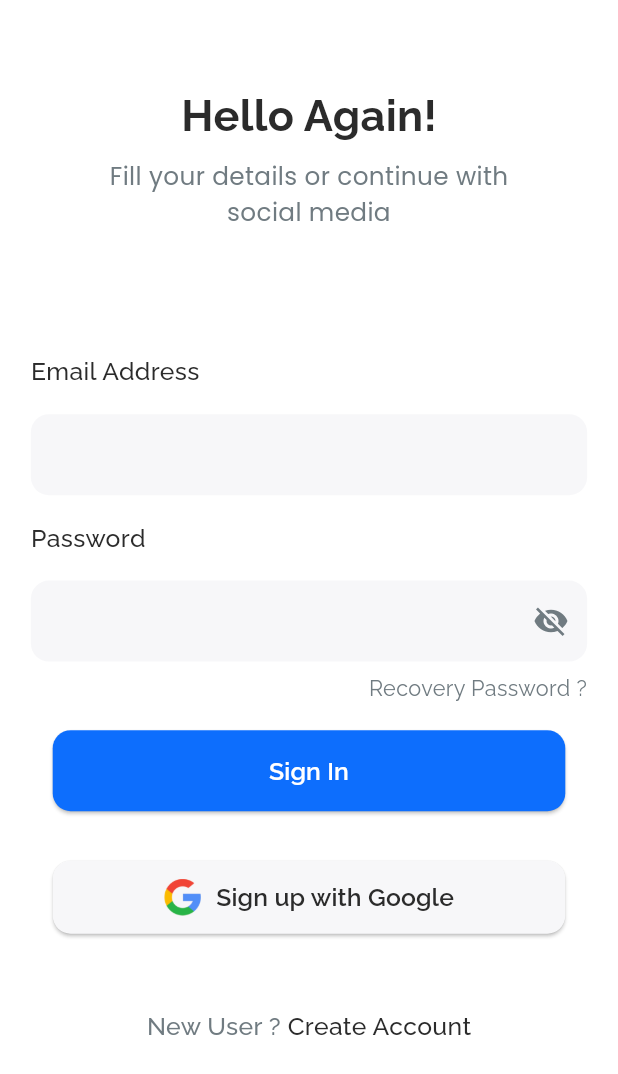
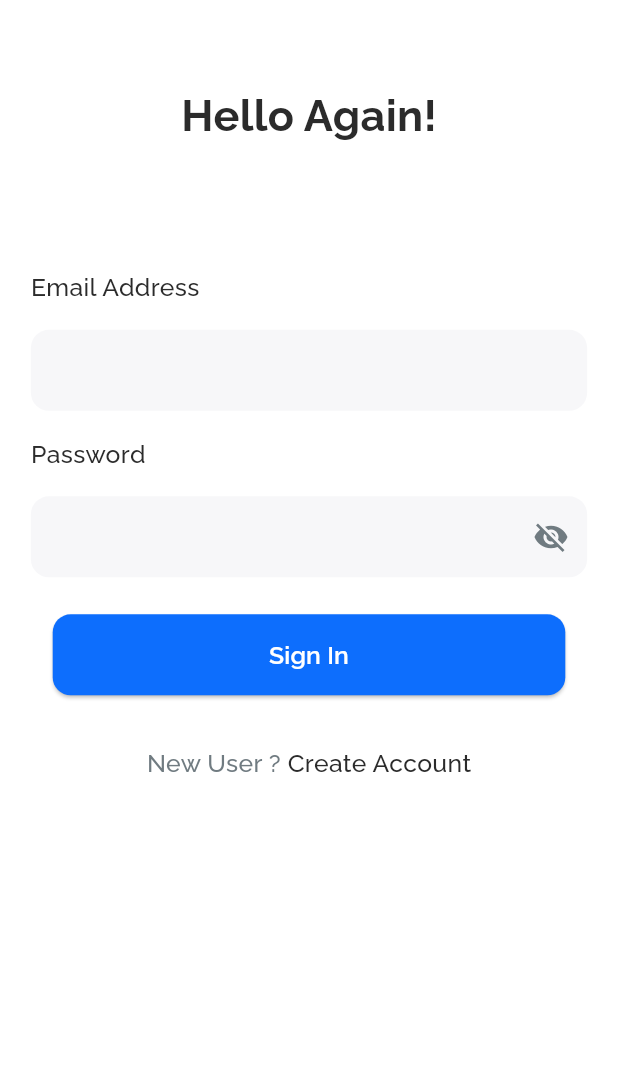
Before and after one commit to Saravanan1699/maseryshop, a Flutter app: the SignUp screen opened directly, after a tap on the "arrow back ios new" icon, on a phone screen of 412 x 824 dp. Shown: the top 1074 px of the screen. Run offline on Flutter 3.47's test engine with Material 3 defaults, Android fonts, the light colour scheme and no system bars; our stand-ins replace connectivity_plus, dots_indicator, google_fonts, loading_animation_widget, pdf, shared_preferences; accounts and stored records are empty.

Commit message:
main dart

```diff
--- a/lib/Authentication/Sign_up.dart
+++ b/lib/Authentication/Sign_up.dart
@@ -130,21 +130,6 @@ class _SignUpState extends State<SignUp> {
                       fontWeight: FontWeight.w700,
                       color: Color(0xFF2B2B2B),
                     ),
-                  ),
-                ],
-              ),
-              SizedBox(height: screenHeight * 0.01),
-              Row(
-                mainAxisAlignment: MainAxisAlignment.center,
-                children: [
-                  Text(
-                    'Fill your details or continue with\nsocial media',
-                    style: GoogleFonts.poppins(
-                      fontSize: screenWidth * 0.04,
-                      fontWeight: FontWeight.w400,
-                      color: Color(0xFF707B81),
-                    ),
-                    textAlign: TextAlign.center,
                   ),
                 ],
               ),
@@ -376,38 +361,6 @@ class _SignUpState extends State<SignUp> {
                 ),
               ),
               SizedBox(height: screenHeight * 0.04),
-              ElevatedButton(
-                onPressed: () {},
-                style: ElevatedButton.styleFrom(
-                  backgroundColor: Color(0xFFF7F7F9),
-                  padding: EdgeInsets.symmetric(
-                    vertical: 15,
-                    horizontal: screenWidth * 0.15,
-                  ),
-                  shape: RoundedRectangleBorder(
-                    borderRadius: BorderRadius.circular(12.0),
-                  ),
-                ),
-                child: Row(
-                  mainAxisSize: MainAxisSize.min,
-                  children: [
-                    Image.asset(
-                      'assets/Google.png',
-                      height: screenHeight * 0.03,
-                    ),
-                    SizedBox(width: 10),
-                    Text(
-                      'Sign up with Google',
-                      style: GoogleFonts.raleway(
-                        fontSize: screenWidth * 0.04,
-                        fontWeight: FontWeight.w600,
-                        color: Color(0xFF2B2B2B),
-                      ),
-                    ),
-                  ],
-                ),
-              ),
-              SizedBox(height: screenHeight * 0.04),
               Row(
                 mainAxisAlignment: MainAxisAlignment.center,
                 children: [
--- a/lib/Authentication/Sing-in.dart
+++ b/lib/Authentication/Sing-in.dart
@@ -175,22 +175,6 @@ class _SigninState extends State<Signin> {
                   ),
                 ],
               ),
-              SizedBox(height: screenHeight * 0.01), // Responsive height
-              Row(
-                mainAxisAlignment: MainAxisAlignment.center,
-                children: [
-                  Text(
-                    'Fill your details or continue with\nsocial media',
-                    style: GoogleFonts.poppins(
-                      // Using Google Fonts
-                      fontSize: screenWidth * 0.04, // Responsive font size
-                      fontWeight: FontWeight.w400,
-                      color: Color(0xFF707B81),
-                    ),
-                    textAlign: TextAlign.center, // Align the text to the center
-                  ),
-                ],
-              ),
               SizedBox(height: screenHeight * 0.1), // Responsive height
               Row(
                 children: [
@@ -293,24 +277,6 @@ class _SigninState extends State<Signin> {
                 },
               ),
               SizedBox(height: screenHeight * 0.01),
-              Align(
-                alignment: Alignment.centerRight,
-                child: GestureDetector(
-                  onTap: () {
-                    // Navigator.push(context, MaterialPageRoute(builder: (context) => ForgotPassword()));
-                  },
-                  child: Text(
-                    'Recovery Password ?',
-                    style: GoogleFonts.raleway(
-                      // Using Google Fonts
-                      fontSize: screenWidth * 0.035, // Responsive font size
-                      fontWeight: FontWeight.w400,
-                      color: Color(0xFF707B81),
-                    ),
-                    textAlign: TextAlign.center, // Align the text to the center
-                  ),
-                ),
-              ),
               SizedBox(height: screenHeight * 0.02),
               ElevatedButton(
                 onPressed: () {
@@ -341,41 +307,6 @@ class _SigninState extends State<Signin> {
                 ),
               ),
               SizedBox(height: screenHeight * 0.04),
-              ElevatedButton(
-                onPressed: () {
-                  // Add your Google sign-in logic here
-                },
-                style: ElevatedButton.styleFrom(
-                  backgroundColor: Color(0xFFF7F7F9), // Button background color
-                  padding: EdgeInsets.symmetric(
-                    vertical: 12,
-                    horizontal: screenWidth * 0.18,
-                  ),
-                  shape: RoundedRectangleBorder(
-                    borderRadius: BorderRadius.circular(
-                        12.0), // Curved border with 12.0 radius
-                  ),
-                ),
-                child: Row(
-                  mainAxisSize: MainAxisSize.min,
-                  children: [
-                    Image.asset(
-                      'assets/Google.png', // Path to your Google logo asset
-                      height: screenHeight * 0.03, // Adjust as needed
-                    ),
-                    SizedBox(width: 10), // Spacing between logo and text
-                    Text(
-                      'Sign up with Google',
-                      style: GoogleFonts.raleway(
-                        fontSize: screenWidth * 0.04, // Responsive font size
-                        fontWeight: FontWeight.w600,
-                        color: Color(0xFF2B2B2B),
-                      ),
-                    ),
-                  ],
-                ),
-              ),
-              SizedBox(height: screenHeight * 0.06),
               Row(
                 mainAxisAlignment: MainAxisAlignment.center,
                 children: [
--- a/lib/main.dart
+++ b/lib/main.dart
@@ -14,6 +14,7 @@ class MyApp extends StatelessWidget {
   Widget build(BuildContext context) {
     return MaterialApp(
       debugShowCheckedModeBanner: false,
+      title: 'Masery Shop',
       home: SplashScreenHandler(),
     );
   }
```
